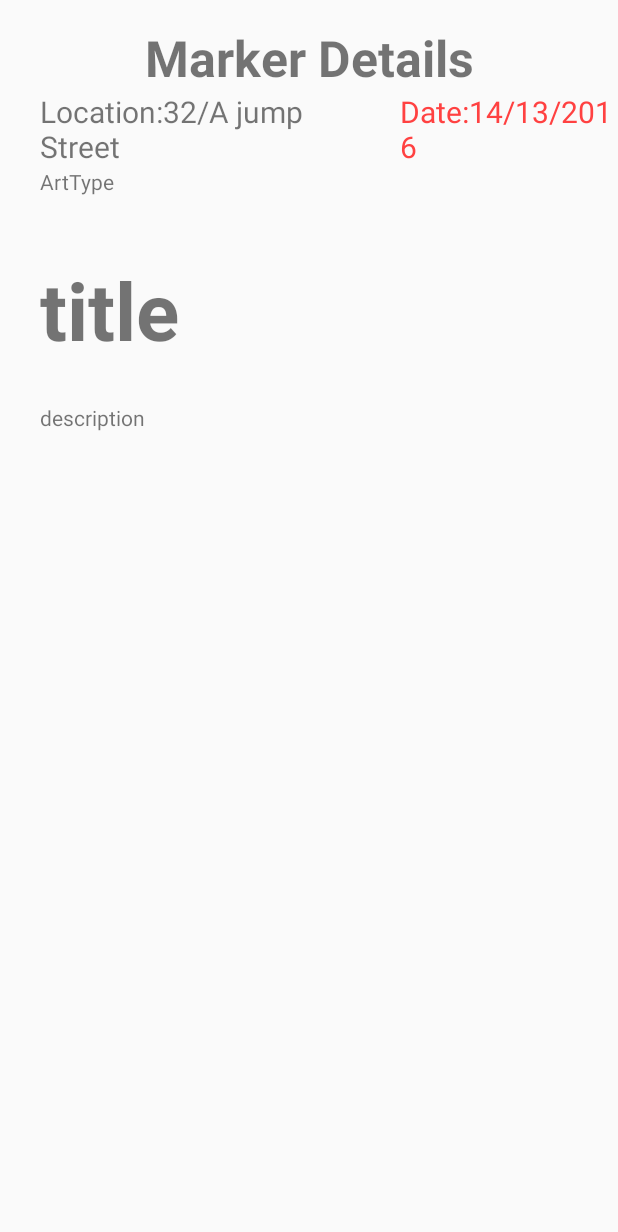
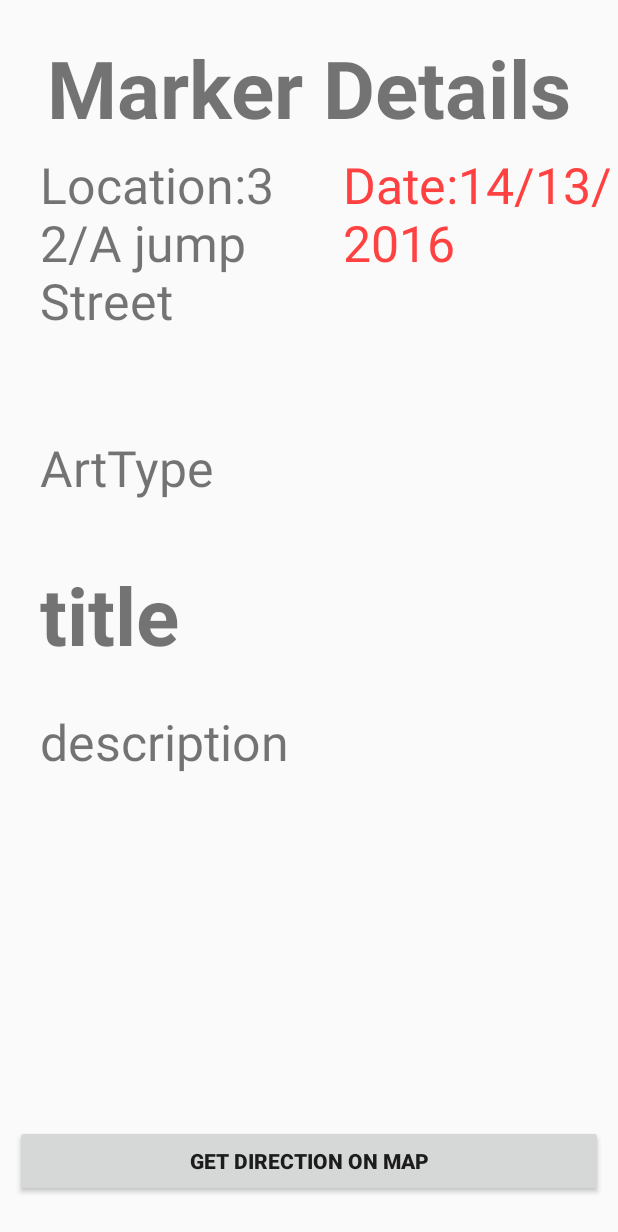
Before and after one commit to Lipdroid/HalalTrucking, an Android app: the layout activity_marker_details.xml on its own in the app's theme, with its tools: preview values and no code run, on a phone screen of 412 x 824 dp. Shown: the top 1232 px of the screen. Run offline under Robolectric (Android 15) with nearby library versions, the phone set to English and light mode, and no system bars.

```diff
--- a/app/src/main/java/com/halaltrucking/AddMarkerActivity.java
+++ b/app/src/main/java/com/halaltrucking/AddMarkerActivity.java
@@ -4,6 +4,7 @@ import android.app.Activity;
 import android.app.ProgressDialog;
 import android.content.Context;
 import android.content.Intent;
+import android.content.pm.ActivityInfo;
 import android.graphics.Bitmap;
 import android.graphics.BitmapFactory;
 import android.location.Address;
@@ -141,6 +142,7 @@ public class AddMarkerActivity extends AppCompatActivity implements View.OnClick
     @Override
     protected void onCreate(Bundle savedInstanceState) {
         super.onCreate(savedInstanceState);
+        setRequestedOrientation(ActivityInfo.SCREEN_ORIENTATION_PORTRAIT);
         setContentView(R.layout.activity_add_marker);
         mContext = this;
         spinner = (Spinner) findViewById(R.id.spinner);
--- a/app/src/main/java/com/halaltrucking/MapActivity.java
+++ b/app/src/main/java/com/halaltrucking/MapActivity.java
@@ -2,6 +2,7 @@ package com.halaltrucking;
 
 import android.app.Dialog;
 import android.content.Intent;
+import android.content.pm.ActivityInfo;
 import android.content.pm.PackageManager;
 import android.graphics.Point;
 import android.location.Address;
@@ -51,6 +52,7 @@ public class MapActivity extends AppCompatActivity {
     @Override
     protected void onCreate(Bundle savedInstanceState) {
         super.onCreate(savedInstanceState);
+        setRequestedOrientation(ActivityInfo.SCREEN_ORIENTATION_PORTRAIT);
         setContentView(R.layout.activity_map);
         marker_img = (ImageView) findViewById(R.id.marker);
         submit = (Button) findViewById(R.id.submit);
--- a/app/src/main/java/com/halaltrucking/MarkerDetails.java
+++ b/app/src/main/java/com/halaltrucking/MarkerDetails.java
@@ -1,6 +1,7 @@
 package com.halaltrucking;
 
 import android.content.Intent;
+import android.content.pm.ActivityInfo;
 import android.graphics.Bitmap;
 import android.location.Address;
 import android.location.Geocoder;
@@ -32,6 +33,7 @@ public class MarkerDetails extends AppCompatActivity {
     @Override
     protected void onCreate(Bundle savedInstanceState) {
         super.onCreate(savedInstanceState);
+        setRequestedOrientation(ActivityInfo.SCREEN_ORIENTATION_PORTRAIT);
         setContentView(R.layout.activity_marker_details);
         location = (TextView) findViewById(R.id.tv_location);
         date = (TextView) findViewById(R.id.date);
--- a/app/src/main/java/com/halaltrucking/utils/ConstantURLs.java
+++ b/app/src/main/java/com/halaltrucking/utils/ConstantURLs.java
@@ -6,4 +6,5 @@ package com.halaltrucking.utils;
 public class ConstantURLs {
 
     public static String base_url = "http://benching.theyard.space/api/index.php";
+
 }
--- a/app/src/main/res/layout/activity_add_marker.xml
+++ b/app/src/main/res/layout/activity_add_marker.xml
@@ -41,7 +41,7 @@
                 android:layout_height="wrap_content"
                 android:layout_weight="3"
                 android:text="Location:32/A jump Street"
-                android:textSize="30px" />
+                android:textSize="50px" />
 
             <TextView
                 android:layout_width="wrap_content"
@@ -50,7 +50,7 @@
                 android:gravity="center"
                 android:text="EDIT"
                 android:textColor="@color/common_red_txt"
-                android:textSize="30px"
+                android:textSize="50px"
                 android:textStyle="bold" />
         </LinearLayout>
 
--- a/app/src/main/res/layout/activity_marker_details.xml
+++ b/app/src/main/res/layout/activity_marker_details.xml
@@ -18,7 +18,8 @@
             android:layout_height="wrap_content"
             android:gravity="center"
             android:text="Marker Details"
-            android:textSize="50px"
+            android:textSize="80px"
+            android:layout_margin="10px"
             android:textStyle="bold" />
 
         <LinearLayout
@@ -36,7 +37,7 @@
                 android:layout_weight="3"
                 android:paddingLeft="40px"
                 android:text="Location:32/A jump Street"
-                android:textSize="30px" />
+                android:textSize="50px" />
             <TextView
                 android:id="@+id/date"
                 android:layout_width="wrap_content"
@@ -45,7 +46,7 @@
                 android:paddingLeft="40px"
                 android:textColor="@color/common_red_txt"
                 android:text="Date:14/13/2016"
-                android:textSize="30px" />
+                android:textSize="50px" />
 
 
         </LinearLayout>
@@ -54,6 +55,7 @@
             android:id="@+id/image_upload"
             android:layout_width="wrap_content"
             android:layout_gravity="center"
+            android:layout_margin="50px"
             android:layout_height="wrap_content" />
 
         <TextView
@@ -62,6 +64,7 @@
             android:layout_height="wrap_content"
             android:text="ArtType"
             android:paddingLeft="40px"
+            android:textSize="50px"
             android:layout_marginBottom="60px" />
 
         <TextView
@@ -81,10 +84,14 @@
             android:layout_height="wrap_content"
             android:layout_marginBottom="40px"
             android:text="description"
+            android:textSize="50px"
             android:paddingLeft="40px" />
-
-
-
     </LinearLayout>
-
+<Button
+    android:layout_width="match_parent"
+    android:layout_height="wrap_content"
+    android:text="GET DIRECTION ON MAP"
+    android:layout_alignParentBottom="true"
+    android:textStyle="bold"
+    android:layout_margin="10dp"/>
 </RelativeLayout>
```
Also changed, not shown: app/src/main/java/com/halaltrucking/fragments/MapFragment.java (+19 -0 lines), app/src/main/java/com/halaltrucking/utils/OwnIconRendered.java (added, +42 -0 lines), app/src/main/res/layout/fragment_map.xml (+6 -3 lines).
